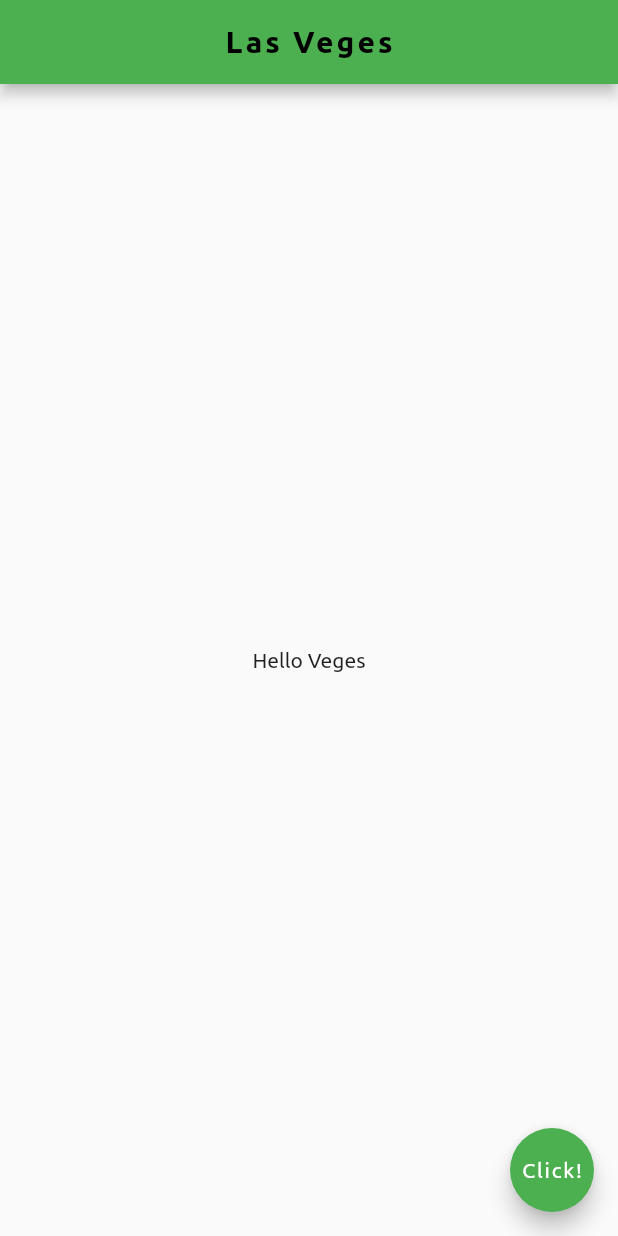
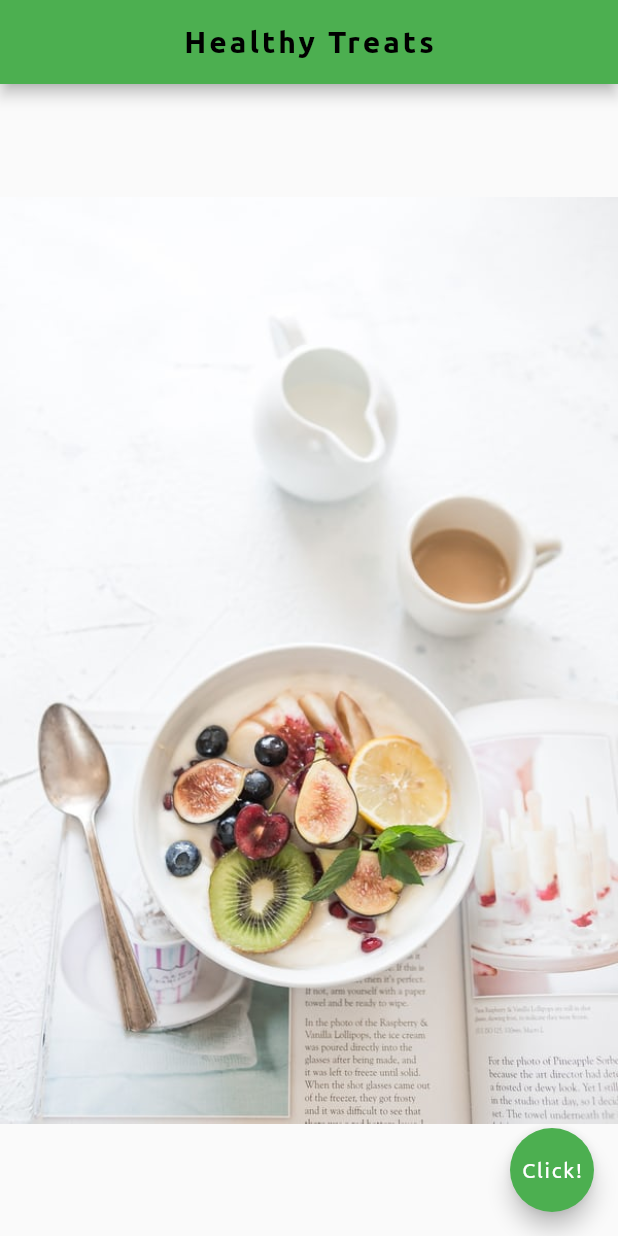
Before and after one commit to Allanetizen/flutter, a Flutter app: the screen it shows after launch, on a phone screen of 412 x 824 dp. Run offline on Flutter 3.47's test engine with Material 2 defaults, Android fonts, the phone set to English and light mode, and no system bars; project files that could hold a hidden picture were left out.

Commit message:
image & assets

```diff
--- a/lib/main.dart
+++ b/lib/main.dart
@@ -13,7 +13,7 @@ Widget build(BuildContext context) {
 return Scaffold( //wrapper to the widgets /layouts
 appBar: AppBar(
 title: Text(
-'Las Veges',
+'Healthy Treats',
 style: TextStyle(
 fontSize: 20.0 ,
 fontWeight: FontWeight.bold,
@@ -28,12 +28,10 @@ centerTitle: true, //centers the above text
 backgroundColor: Colors.green,
 ),
 body: Center(
-child: Text(
-'Hello Veges',
-style: TextStyle(
-fontFamily: 'Ubuntu'
+child: Image(
+    image: AssetImage('img/healthy.jpg'), //for online pic :Image.network
 ),),
-),
+
 floatingActionButton: FloatingActionButton(
 onPressed: (){},
 child: Text('Click!',
--- a/pubspec.yaml
+++ b/pubspec.yaml
@@ -42,7 +42,7 @@ flutter:
 
   # To add assets to your application, add an assets section, like this:
   assets:
-    - img/gate.jpg
+    - img/
 #    - images/a_dot_ham.jpeg
 
   # An image asset can refer to one or more resolution-specific "variants", see
```
Also changed, not shown: img/healthy.jpg (added).
